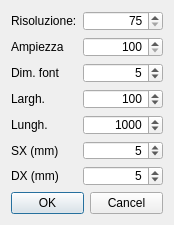
This is src/parametriavanzati.ui in mtonin/gestcassa as Qt 5 draws it before an edit. The edited form follows.
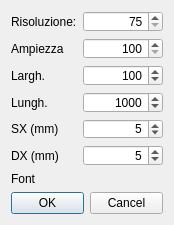
This is the edited form. Custom widgets are drawn as their Qt base class.

Commit message: - aggiunto scelta font di stampa nei parametri avanzati - modificata password di emergenza

Diff of the .ui file:
```diff
--- a/src/parametriavanzati.ui
+++ b/src/parametriavanzati.ui
@@ -84,39 +84,13 @@
       </widget>
      </item>
      <item row="2" column="0">
-      <widget class="QLabel" name="label_3">
-       <property name="text">
-        <string>Dim. font</string>
-       </property>
-      </widget>
-     </item>
-     <item row="2" column="1">
-      <widget class="QSpinBox" name="dimFontBox">
-       <property name="alignment">
-        <set>Qt::AlignRight|Qt::AlignTrailing|Qt::AlignVCenter</set>
-       </property>
-       <property name="minimum">
-        <number>1</number>
-       </property>
-       <property name="maximum">
-        <number>20</number>
-       </property>
-       <property name="singleStep">
-        <number>1</number>
-       </property>
-       <property name="value">
-        <number>5</number>
-       </property>
-      </widget>
-     </item>
-     <item row="3" column="0">
       <widget class="QLabel" name="label_6">
        <property name="text">
         <string>Largh.</string>
        </property>
       </widget>
      </item>
-     <item row="3" column="1">
+     <item row="2" column="1">
       <widget class="QSpinBox" name="larghezzaFoglioBox">
        <property name="alignment">
         <set>Qt::AlignRight|Qt::AlignTrailing|Qt::AlignVCenter</set>
@@ -135,21 +109,40 @@
        </property>
       </widget>
      </item>
-     <item row="4" column="0">
+     <item row="3" column="0">
       <widget class="QLabel" name="label_7">
        <property name="text">
         <string>Lungh.</string>
        </property>
       </widget>
      </item>
-     <item row="5" column="0">
+     <item row="3" column="1">
+      <widget class="QSpinBox" name="lunghezzaFoglioBox">
+       <property name="alignment">
+        <set>Qt::AlignRight|Qt::AlignTrailing|Qt::AlignVCenter</set>
+       </property>
+       <property name="minimum">
+        <number>0</number>
+       </property>
+       <property name="maximum">
+        <number>10000</number>
+       </property>
+       <property name="singleStep">
+        <number>10</number>
+       </property>
+       <property name="value">
+        <number>1000</number>
+       </property>
+      </widget>
+     </item>
+     <item row="4" column="0">
       <widget class="QLabel" name="label_4">
        <property name="text">
         <string>SX (mm)</string>
        </property>
       </widget>
      </item>
-     <item row="5" column="1">
+     <item row="4" column="1">
       <widget class="QSpinBox" name="margineSXBox">
        <property name="alignment">
         <set>Qt::AlignRight|Qt::AlignTrailing|Qt::AlignVCenter</set>
@@ -168,14 +161,14 @@
        </property>
       </widget>
      </item>
-     <item row="6" column="0">
+     <item row="5" column="0">
       <widget class="QLabel" name="label_5">
        <property name="text">
         <string>DX (mm)</string>
        </property>
       </widget>
      </item>
-     <item row="6" column="1">
+     <item row="5" column="1">
       <widget class="QSpinBox" name="margineDXBox">
        <property name="alignment">
         <set>Qt::AlignRight|Qt::AlignTrailing|Qt::AlignVCenter</set>
@@ -194,22 +187,17 @@
        </property>
       </widget>
      </item>
-     <item row="4" column="1">
-      <widget class="QSpinBox" name="lunghezzaFoglioBox">
-       <property name="alignment">
-        <set>Qt::AlignRight|Qt::AlignTrailing|Qt::AlignVCenter</set>
+     <item row="6" column="0">
+      <widget class="QLabel" name="label_8">
+       <property name="text">
+        <string>Font</string>
        </property>
-       <property name="minimum">
-        <number>0</number>
-       </property>
-       <property name="maximum">
-        <number>10000</number>
-       </property>
-       <property name="singleStep">
-        <number>10</number>
-       </property>
-       <property name="value">
-        <number>1000</number>
+      </widget>
+     </item>
+     <item row="6" column="1">
+      <widget class="QPictureButton" name="fontBtn" native="true">
+       <property name="text" stdset="0">
+        <string>abc</string>
        </property>
       </widget>
      </item>
@@ -227,6 +215,13 @@
    </item>
   </layout>
  </widget>
+ <customwidgets>
+  <customwidget>
+   <class>QPictureButton</class>
+   <extends>QWidget</extends>
+   <header>QPictureButton.h</header>
+  </customwidget>
+ </customwidgets>
  <tabstops>
   <tabstop>risoluzioneBox</tabstop>
   <tabstop>ampiezzaBox</tabstop>
```
Left out of the diff: 1 changed line with no effect on the pictures. The commit also changes 8 other files.
